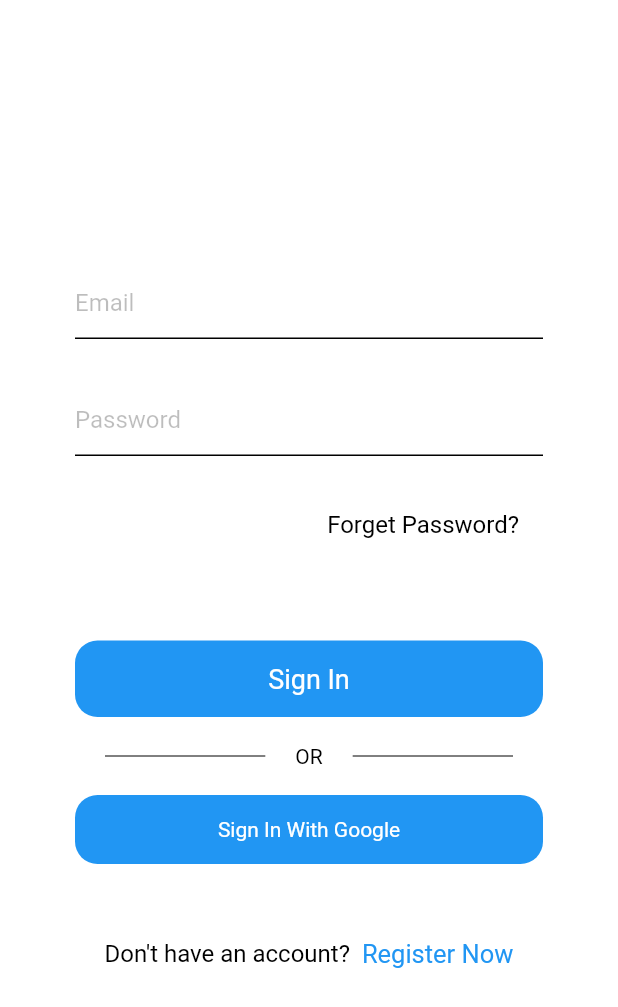
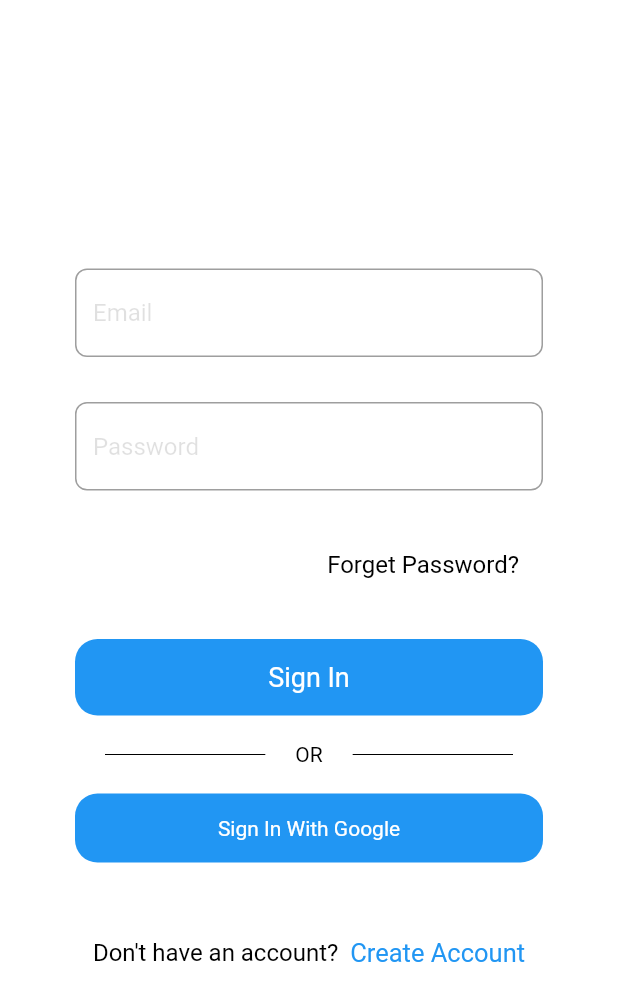
Before and after one commit to AtomicRahul/chat_app, a Flutter app: the screen it shows after launch, after a tap on "Sign in", on a phone screen of 412 x 824 dp. Shown: the top 1007 px of the screen. Run offline on Flutter 3.47's test engine with Material 2 defaults, Android fonts, the phone set to English and light mode, and no system bars; our stand-ins replace firebase_auth; accounts and stored records are empty.

Commit message:
ui chnaged

```diff
--- a/lib/main.dart
+++ b/lib/main.dart
@@ -12,11 +12,9 @@ class MyApp extends StatelessWidget {
       title: 'Flutter Demo',
       debugShowCheckedModeBanner: false,
       theme: ThemeData(
-          primaryColor: Color(0xffFF8D44),
-          scaffoldBackgroundColor: Colors.white,
-          brightness: Brightness.light,
-          textSelectionTheme:
-              TextSelectionThemeData(cursorColor: Colors.black)),
+        scaffoldBackgroundColor: Colors.white,
+        primarySwatch: Colors.blue,
+      ),
       home: SignUp(),
     );
   }
--- a/lib/views/signin.dart
+++ b/lib/views/signin.dart
@@ -31,13 +31,12 @@ class _SignInState extends State<SignIn> {
                         style: simpleTextFieldStyle(),
                         decoration: textFieldInputDecoration("Password")),
                     SizedBox(
-                      height: 28,
+                      height: 40,
                     ),
                     Container(
                       alignment: Alignment.centerRight,
                       child: Container(
-                        padding:
-                            EdgeInsets.symmetric(horizontal: 16, vertical: 8),
+                        padding: EdgeInsets.symmetric(horizontal: 16),
                         child: Text(
                           "Forget Password?",
                           style: simpleTextFieldStyle(),
@@ -45,7 +44,7 @@ class _SignInState extends State<SignIn> {
                       ),
                     ),
                     SizedBox(
-                      height: 60,
+                      height: 40,
                     ),
                     Container(
                       alignment: Alignment.center,
@@ -115,7 +114,7 @@ class _SignInState extends State<SignIn> {
                                     builder: (context) => SignUp()));
                           },
                           child: Text(
-                            "Register Now",
+                            "Create Account",
                             style: mediumTextFieldStyle(),
                           ),
                         ),
--- a/lib/views/signup.dart
+++ b/lib/views/signup.dart
@@ -44,13 +44,12 @@ class _SignUpState extends State<SignUp> {
                         style: simpleTextFieldStyle(),
                         decoration: textFieldInputDecoration("Password")),
                     SizedBox(
-                      height: 28,
+                      height: 40,
                     ),
                     Container(
                       alignment: Alignment.centerRight,
                       child: Container(
-                        padding:
-                            EdgeInsets.symmetric(horizontal: 16, vertical: 8),
+                        padding: EdgeInsets.symmetric(horizontal: 16),
                         child: Text(
                           "Forget Password?",
                           style: simpleTextFieldStyle(),
@@ -58,7 +57,7 @@ class _SignUpState extends State<SignUp> {
                       ),
                     ),
                     SizedBox(
-                      height: 15,
+                      height: 40,
                     ),
                     Container(
                       alignment: Alignment.center,
@@ -68,7 +67,7 @@ class _SignUpState extends State<SignUp> {
                           borderRadius: BorderRadius.circular(15),
                           color: Colors.blue),
                       child: Text(
-                        "Sign Up",
+                        "Create Account",
                         style: TextStyle(fontSize: 18, color: Colors.white),
                       ),
                     ),
--- a/lib/widgets/widgets.dart
+++ b/lib/widgets/widgets.dart
@@ -20,11 +20,13 @@ InputDecoration textFieldInputDecoration(
 ) {
   return InputDecoration(
       hintText: hintText,
-      hintStyle: TextStyle(color: Colors.black26),
-      focusedBorder:
-          UnderlineInputBorder(borderSide: BorderSide(color: Colors.black)),
-      enabledBorder:
-          UnderlineInputBorder(borderSide: BorderSide(color: Colors.black)));
+      hintStyle: TextStyle(color: Colors.black12),
+      focusedBorder: OutlineInputBorder(
+          borderRadius: BorderRadius.circular(10),
+          borderSide: BorderSide(color: Colors.blue, width: 1.2)),
+      enabledBorder: OutlineInputBorder(
+          borderRadius: BorderRadius.circular(8),
+          borderSide: BorderSide(color: Colors.grey)));
 }
 
 TextStyle simpleTextFieldStyle() {
```
